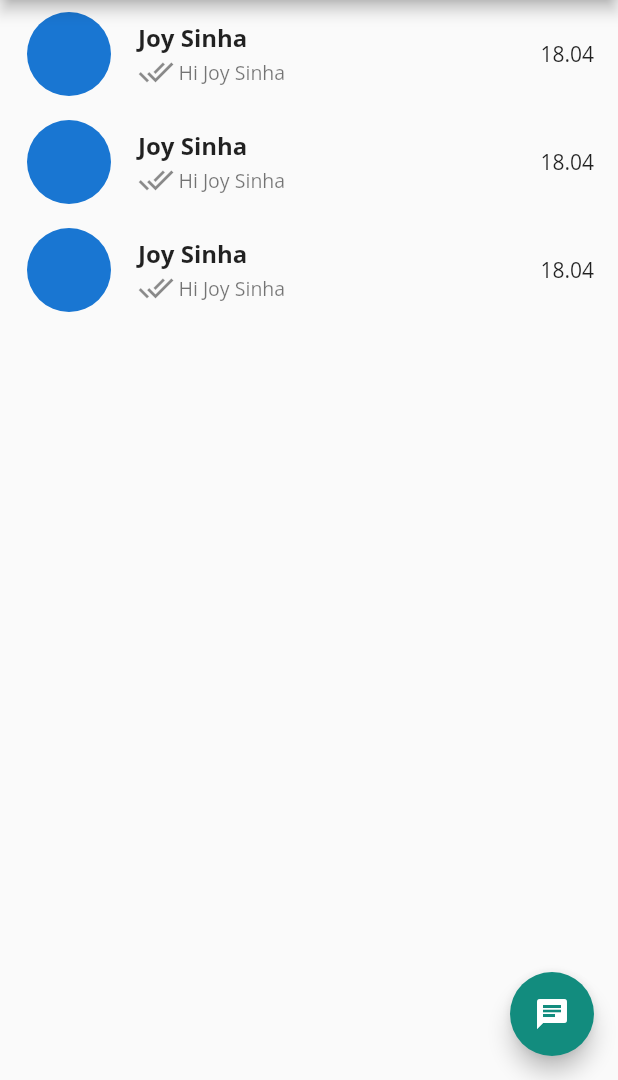
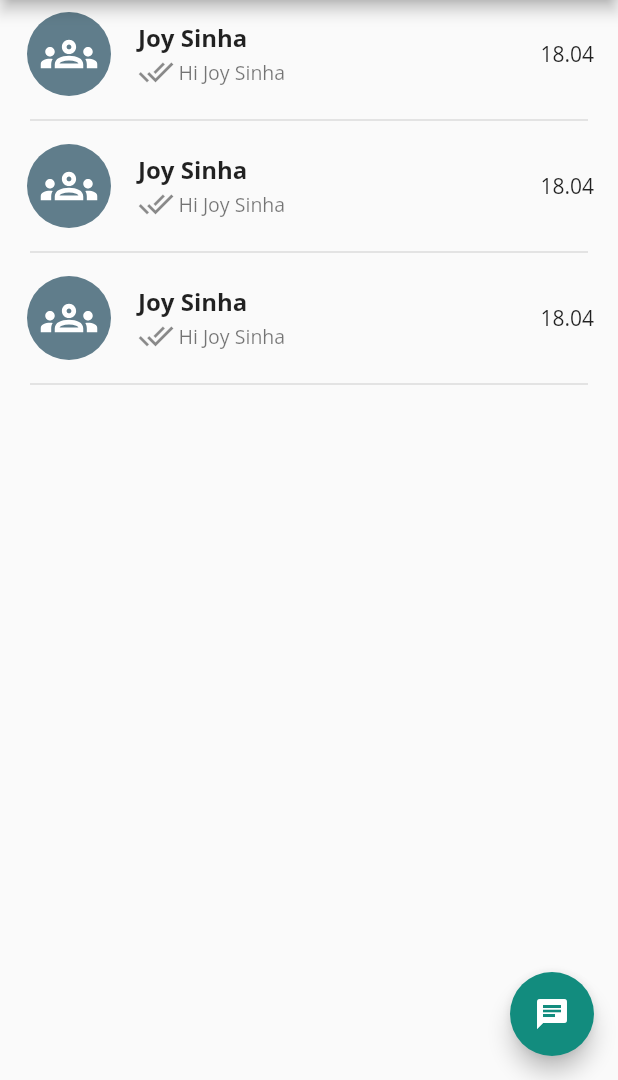
Before and after one commit to sinhajoy/Chat-App, a Flutter app: the screen it shows after launch, on a phone screen of 412 x 824 dp, the part 156-1236 px from its top. Run offline on Flutter 3.47's test engine with Material 2 defaults, Android fonts, the light colour scheme and no system bars; our stand-ins replace flutter_svg.

Commit message:
ICON & DIVIDER

```diff
--- a/lib/CustomUI/CustomCard.dart
+++ b/lib/CustomUI/CustomCard.dart
@@ -1,4 +1,5 @@
 import 'package:flutter/material.dart';
+import 'package:flutter_svg/flutter_svg.dart';
 
 class CustomCard extends StatefulWidget {
   CustomCard({Key? key}) : super(key: key);
@@ -10,8 +11,19 @@ class CustomCard extends StatefulWidget {
 class _CustomCardState extends State<CustomCard> {
   @override
   Widget build(BuildContext context) {
-    return ListTile(
+    return InkWell(
+      onTap: () {},
+      child: Column(
+        children: [
+          ListTile(
             leading: CircleAvatar(
+              backgroundColor: Colors.blueGrey,
+              child: SvgPicture.asset(
+                "assets/groups.svg",
+                color: Colors.white,
+                height: 38,
+                width: 38,
+              ),
               radius: 30,
             ),
             title: Text(
@@ -36,6 +48,15 @@ class _CustomCardState extends State<CustomCard> {
               ],
             ),
             trailing: Text("18.04"),
+          ),
+          Padding(
+            padding: const EdgeInsets.only(right: 20, left: 20),
+            child: Divider(
+              thickness: 1,
+            ),
+          ),
+        ],
+      ),
     );
   }
 }
--- a/pubspec.yaml
+++ b/pubspec.yaml
@@ -28,6 +28,7 @@ dependencies:
   # The following adds the Cupertino Icons font to your application.
   # Use with the CupertinoIcons class for iOS style icons.
   cupertino_icons: ^1.0.2
+  flutter_svg: ^0.22.0
 
 dev_dependencies:
   flutter_test:
@@ -45,9 +46,8 @@ flutter:
   uses-material-design: true
 
   # To add assets to your application, add an assets section, like this:
-  # assets:
-  #   - images/a_dot_burr.jpeg
-  #   - images/a_dot_ham.jpeg
+  assets:
+    - assets/
 
   # An image asset can refer to one or more resolution-specific "variants", see
   # https://flutter.dev/assets-and-images/#resolution-aware.
```
Also changed, not shown: assets/groups.svg (added), assets/person.svg (added), pubspec.lock. Lines whose indentation alone changed are shown as unchanged.
